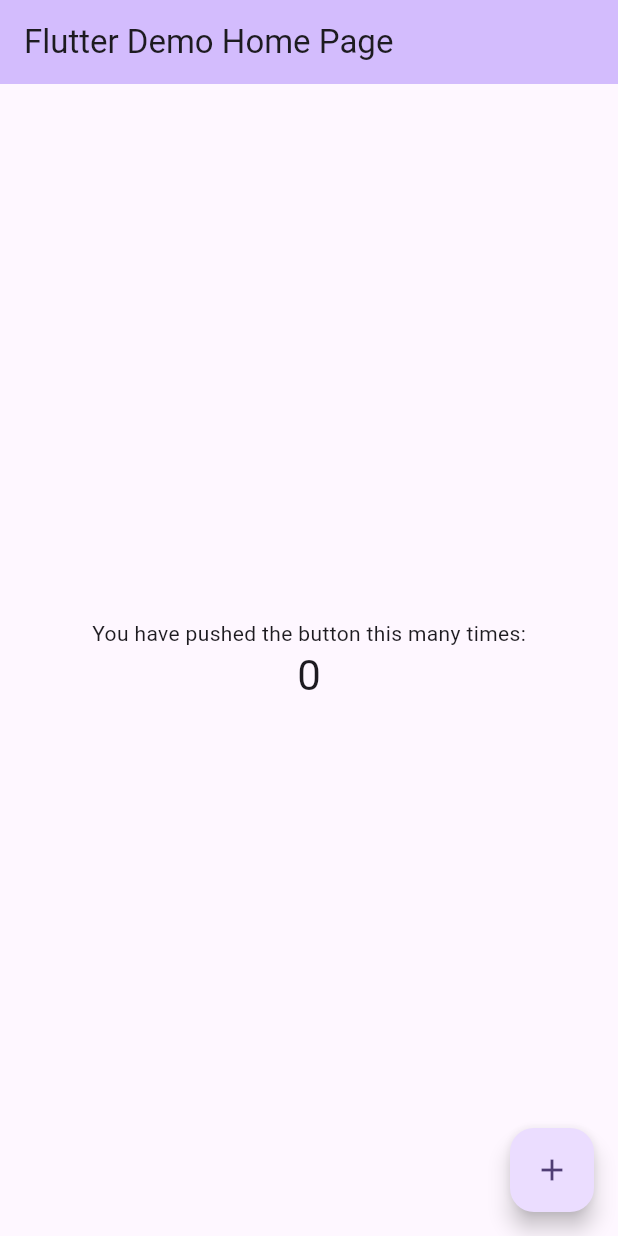
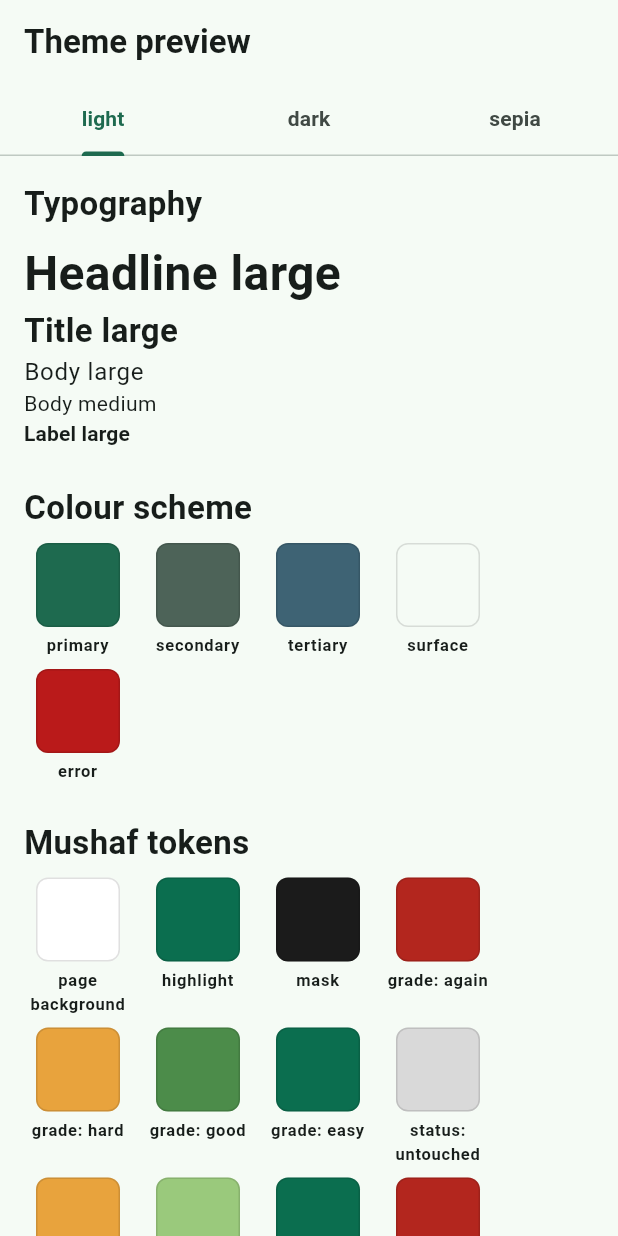
Before and after one commit to noahfares/quranApp, a Flutter app: the screen it shows after launch, on a phone screen of 412 x 824 dp. Run offline on Flutter 3.47's test engine with Material 3 defaults, Android fonts, the phone set to English and light mode, and no system bars.

Commit message:
feat(ui): design token system, three themes, preview screen (Batch 0.3)
Batch 0.3 — Design token system and theming (docs/phases/phase-0-foundation.md).

- ui/tokens/: spacing, radii, durations, typography — named semantically.
- ui/theme/color_schemes.dart: light/dark/sepia ColorSchemes from one seed
  accent colour (placeholder pick — none was specified anywhere in the
  docs; swap the one constant to change it).
- ui/theme/mushaf_theme.dart: ThemeExtension<MushafTheme> — page background,
  highlight colour/opacity, mask colour, the four FSRS grade colours, and
  the five page-status colours from the brief's status vocabulary.
- ui/theme/app_theme.dart: assembles all three into ThemeData.
- Debug-only ThemePreviewScreen (tabbed, one tab per theme), wired as the
  temporary lib/main.dart home until Batch 0.7 builds real routing.

Co-Authored-By: Claude Sonnet 5 <noreply@anthropic.com>
Claude-Session: https://claude.ai/code/session_0157sHLZxeGPuu4aWGCq7UKh

```diff
--- a/lib/main.dart
+++ b/lib/main.dart
@@ -1,122 +1,25 @@
 import 'package:flutter/material.dart';
+
+import 'ui/theme/app_theme.dart';
+import 'ui/theme/theme_preview_screen.dart';
 
 void main() {
   runApp(const MyApp());
 }
 
+/// Temporary entry point. Batch 0.7 replaces this with app/app.dart,
+/// app/router.dart, and app/bootstrap.dart. Until then, this shows the
+/// debug-only theme preview screen so Batch 0.3's design tokens are
+/// reachable and reviewable — see docs/phases/phase-0-foundation.md.
 class MyApp extends StatelessWidget {
   const MyApp({super.key});
 
-  // This widget is the root of your application.
   @override
   Widget build(BuildContext context) {
     return MaterialApp(
-      title: 'Flutter Demo',
-      theme: ThemeData(
-        // This is the theme of your application.
-        //
-        // TRY THIS: Try running your application with "flutter run". You'll see
-        // the application has a purple toolbar. Then, without quitting the app,
-        // try changing the seedColor in the colorScheme below to Colors.green
-        // and then invoke "hot reload" (save your changes or press the "hot
-        // reload" button in a Flutter-supported IDE, or press "r" if you used
-        // the command line to start the app).
-        //
-        // Notice that the counter didn't reset back to zero; the application
-        // state is not lost during the reload. To reset the state, use hot
-        // restart instead.
-        //
-        // This works for code too, not just values: Most code changes can be
-        // tested with just a hot reload.
-        colorScheme: .fromSeed(seedColor: Colors.deepPurple),
-      ),
-      home: const MyHomePage(title: 'Flutter Demo Home Page'),
+      title: 'Hifz',
+      theme: AppTheme.light,
+      home: const ThemePreviewScreen(),
     );
   }
 }
-
-class MyHomePage extends StatefulWidget {
-  const MyHomePage({super.key, required this.title});
-
-  // This widget is the home page of your application. It is stateful, meaning
-  // that it has a State object (defined below) that contains fields that affect
-  // how it looks.
-
-  // This class is the configuration for the state. It holds the values (in this
-  // case the title) provided by the parent (in this case the App widget) and
-  // used by the build method of the State. Fields in a Widget subclass are
-  // always marked "final".
-
-  final String title;
-
-  @override
-  State<MyHomePage> createState() => _MyHomePageState();
-}
-
-class _MyHomePageState extends State<MyHomePage> {
-  int _counter = 0;
-
-  void _incrementCounter() {
-    setState(() {
-      // This call to setState tells the Flutter framework that something has
-      // changed in this State, which causes it to rerun the build method below
-      // so that the display can reflect the updated values. If we changed
-      // _counter without calling setState(), then the build method would not be
-      // called again, and so nothing would appear to happen.
-      _counter++;
-    });
-  }
-
-  @override
-  Widget build(BuildContext context) {
-    // This method is rerun every time setState is called, for instance as done
-    // by the _incrementCounter method above.
-    //
-    // The Flutter framework has been optimized to make rerunning build methods
-    // fast, so that you can just rebuild anything that needs updating rather
-    // than having to individually change instances of widgets.
-    return Scaffold(
-      appBar: AppBar(
-        // TRY THIS: Try changing the color here to a specific color (to
-        // Colors.amber, perhaps?) and trigger a hot reload to see the AppBar
-        // change color while the other colors stay the same.
-        backgroundColor: Theme.of(context).colorScheme.inversePrimary,
-        // Here we take the value from the MyHomePage object that was created by
-        // the App.build method, and use it to set our appbar title.
-        title: Text(widget.title),
-      ),
-      body: Center(
-        // Center is a layout widget. It takes a single child and positions it
-        // in the middle of the parent.
-        child: Column(
-          // Column is also a layout widget. It takes a list of children and
-          // arranges them vertically. By default, it sizes itself to fit its
-          // children horizontally, and tries to be as tall as its parent.
-          //
-          // Column has various properties to control how it sizes itself and
-          // how it positions its children. Here we use mainAxisAlignment to
-          // center the children vertically; the main axis here is the vertical
-          // axis because Columns are vertical (the cross axis would be
-          // horizontal).
-          //
-          // TRY THIS: Invoke "debug painting" (choose the "Toggle Debug Paint"
-          // action in the IDE, or press "p" in the console), to see the
-          // wireframe for each widget.
-          mainAxisAlignment: .center,
-          children: [
-            const Text('You have pushed the button this many times:'),
-            Text(
-              '$_counter',
-              style: Theme.of(context).textTheme.headlineMedium,
-            ),
-          ],
-        ),
-      ),
-      floatingActionButton: FloatingActionButton(
-        onPressed: _incrementCounter,
-        tooltip: 'Increment',
-        child: const Icon(Icons.add),
-      ),
-    );
-  }
-}
--- /dev/null
+++ b/lib/ui/theme/app_theme.dart
@@ -0,0 +1,36 @@
+import 'package:flutter/material.dart';
+
+import 'color_schemes.dart';
+import 'mushaf_theme.dart';
+import '../tokens/typography.dart';
+
+/// The three theme modes the app offers. See docs/00-brief.md
+/// ("dark mode and a warm sepia reading mode").
+enum AppThemeMode { light, dark, sepia }
+
+/// Assembles a [ColorScheme], the shared [AppTypography.textTheme], and a
+/// [MushafTheme] extension into one [ThemeData] per [AppThemeMode].
+abstract final class AppTheme {
+  static ThemeData of(AppThemeMode mode) {
+    final (scheme, mushaf) = switch (mode) {
+      AppThemeMode.light => (AppColorSchemes.light, MushafTheme.light),
+      AppThemeMode.dark => (AppColorSchemes.dark, MushafTheme.dark),
+      AppThemeMode.sepia => (AppColorSchemes.sepia, MushafTheme.sepia),
+    };
+
+    return ThemeData(
+      useMaterial3: true,
+      colorScheme: scheme,
+      textTheme: AppTypography.textTheme.apply(
+        bodyColor: scheme.onSurface,
+        displayColor: scheme.onSurface,
+      ),
+      scaffoldBackgroundColor: scheme.surface,
+      extensions: [mushaf],
+    );
+  }
+
+  static ThemeData get light => of(AppThemeMode.light);
+  static ThemeData get dark => of(AppThemeMode.dark);
+  static ThemeData get sepia => of(AppThemeMode.sepia);
+}
--- /dev/null
+++ b/lib/ui/theme/color_schemes.dart
@@ -0,0 +1,34 @@
+import 'package:flutter/material.dart';
+
+/// The app's single accent colour. Every scheme below derives from this —
+/// see docs/00-brief.md ("one accent colour").
+const Color _seed = Color(0xFF0B6E4F);
+
+/// Light, dark, and sepia Material 3 [ColorScheme]s, all seeded from
+/// [_seed]. Sepia further overrides surface tones with warm paper colours,
+/// since Material's seeded generator has no "sepia" brightness.
+abstract final class AppColorSchemes {
+  static final ColorScheme light = ColorScheme.fromSeed(
+    seedColor: _seed,
+    brightness: Brightness.light,
+  );
+
+  static final ColorScheme dark = ColorScheme.fromSeed(
+    seedColor: _seed,
+    brightness: Brightness.dark,
+  );
+
+  static final ColorScheme sepia =
+      ColorScheme.fromSeed(
+        seedColor: _seed,
+        brightness: Brightness.light,
+      ).copyWith(
+        surface: const Color(0xFFF4ECD8),
+        onSurface: const Color(0xFF3E2E22),
+        surfaceContainerLowest: const Color(0xFFFAF3E4),
+        surfaceContainerLow: const Color(0xFFF7EFDD),
+        surfaceContainer: const Color(0xFFF1E7D2),
+        surfaceContainerHigh: const Color(0xFFEBDFC6),
+        surfaceContainerHighest: const Color(0xFFE4D6BA),
+      );
+}
--- /dev/null
+++ b/lib/ui/theme/mushaf_theme.dart
@@ -0,0 +1,158 @@
+import 'package:flutter/material.dart';
+
+/// Mushaf-specific tokens that don't fit Material's [ColorScheme] — page
+/// background, ayah highlighting, grade buttons, and the progress heatmap.
+/// See docs/01-architecture.md §4 and docs/00-brief.md for the vocabulary
+/// (page `status`: untouched, learning, consolidating, maintained, lapsed;
+/// review grades: Again, Hard, Good, Easy).
+@immutable
+class MushafTheme extends ThemeExtension<MushafTheme> {
+  const MushafTheme({
+    required this.pageBackground,
+    required this.highlightColor,
+    required this.highlightOpacity,
+    required this.maskColor,
+    required this.gradeAgain,
+    required this.gradeHard,
+    required this.gradeGood,
+    required this.gradeEasy,
+    required this.statusUntouched,
+    required this.statusLearning,
+    required this.statusConsolidating,
+    required this.statusMaintained,
+    required this.statusLapsed,
+  });
+
+  /// Background behind the mushaf page image/glyphs.
+  final Color pageBackground;
+
+  /// Colour used to highlight the ayah currently playing or being drilled.
+  final Color highlightColor;
+
+  /// Opacity applied to [highlightColor] when painted over the page.
+  final double highlightOpacity;
+
+  /// Colour used to mask (hide) ayahs during peek/reveal drills.
+  final Color maskColor;
+
+  final Color gradeAgain;
+  final Color gradeHard;
+  final Color gradeGood;
+  final Color gradeEasy;
+
+  final Color statusUntouched;
+  final Color statusLearning;
+  final Color statusConsolidating;
+  final Color statusMaintained;
+  final Color statusLapsed;
+
+  static const MushafTheme light = MushafTheme(
+    pageBackground: Color(0xFFFFFFFF),
+    highlightColor: Color(0xFF0B6E4F),
+    highlightOpacity: 0.18,
+    maskColor: Color(0xFF1B1B1B),
+    gradeAgain: Color(0xFFB3261E),
+    gradeHard: Color(0xFFE8A33D),
+    gradeGood: Color(0xFF4C8C4A),
+    gradeEasy: Color(0xFF0B6E4F),
+    statusUntouched: Color(0xFFD9D9D9),
+    statusLearning: Color(0xFFE8A33D),
+    statusConsolidating: Color(0xFF9AC97C),
+    statusMaintained: Color(0xFF0B6E4F),
+    statusLapsed: Color(0xFFB3261E),
+  );
+
+  static const MushafTheme dark = MushafTheme(
+    pageBackground: Color(0xFF121212),
+    highlightColor: Color(0xFF5FCB9C),
+    highlightOpacity: 0.22,
+    maskColor: Color(0xFFE6E6E6),
+    gradeAgain: Color(0xFFCF6B66),
+    gradeHard: Color(0xFFE8B968),
+    gradeGood: Color(0xFF7FB77E),
+    gradeEasy: Color(0xFF5FCB9C),
+    statusUntouched: Color(0xFF3A3A3A),
+    statusLearning: Color(0xFFE8B968),
+    statusConsolidating: Color(0xFF7FB77E),
+    statusMaintained: Color(0xFF5FCB9C),
+    statusLapsed: Color(0xFFCF6B66),
+  );
+
+  static const MushafTheme sepia = MushafTheme(
+    pageBackground: Color(0xFFF4ECD8),
+    highlightColor: Color(0xFF0B6E4F),
+    highlightOpacity: 0.16,
+    maskColor: Color(0xFF3E2E22),
+    gradeAgain: Color(0xFFA13F2E),
+    gradeHard: Color(0xFFC2842B),
+    gradeGood: Color(0xFF4C7A3E),
+    gradeEasy: Color(0xFF0B6E4F),
+    statusUntouched: Color(0xFFE0D3B3),
+    statusLearning: Color(0xFFC2842B),
+    statusConsolidating: Color(0xFF8FAE6E),
+    statusMaintained: Color(0xFF0B6E4F),
+    statusLapsed: Color(0xFFA13F2E),
+  );
+
+  @override
+  MushafTheme copyWith({
+    Color? pageBackground,
+    Color? highlightColor,
+    double? highlightOpacity,
+    Color? maskColor,
+    Color? gradeAgain,
+    Color? gradeHard,
+    Color? gradeGood,
+    Color? gradeEasy,
+    Color? statusUntouched,
+    Color? statusLearning,
+    Color? statusConsolidating,
+    Color? statusMaintained,
+    Color? statusLapsed,
+  }) {
+    return MushafTheme(
+      pageBackground: pageBackground ?? this.pageBackground,
+      highlightColor: highlightColor ?? this.highlightColor,
+      highlightOpacity: highlightOpacity ?? this.highlightOpacity,
+      maskColor: maskColor ?? this.maskColor,
+      gradeAgain: gradeAgain ?? this.gradeAgain,
+      gradeHard: gradeHard ?? this.gradeHard,
+      gradeGood: gradeGood ?? this.gradeGood,
+      gradeEasy: gradeEasy ?? this.gradeEasy,
+      statusUntouched: statusUntouched ?? this.statusUntouched,
+      statusLearning: statusLearning ?? this.statusLearning,
+      statusConsolidating: statusConsolidating ?? this.statusConsolidating,
+      statusMaintained: statusMaintained ?? this.statusMaintained,
+      statusLapsed: statusLapsed ?? this.statusLapsed,
+    );
+  }
+
+  @override
+  MushafTheme lerp(ThemeExtension<MushafTheme>? other, double t) {
+    if (other is! MushafTheme) return this;
+    return MushafTheme(
+      pageBackground: Color.lerp(pageBackground, other.pageBackground, t)!,
+      highlightColor: Color.lerp(highlightColor, other.highlightColor, t)!,
+      highlightOpacity:
+          highlightOpacity + (other.highlightOpacity - highlightOpacity) * t,
+      maskColor: Color.lerp(maskColor, other.maskColor, t)!,
+      gradeAgain: Color.lerp(gradeAgain, other.gradeAgain, t)!,
+      gradeHard: Color.lerp(gradeHard, other.gradeHard, t)!,
+      gradeGood: Color.lerp(gradeGood, other.gradeGood, t)!,
+      gradeEasy: Color.lerp(gradeEasy, other.gradeEasy, t)!,
+      statusUntouched: Color.lerp(statusUntouched, other.statusUntouched, t)!,
+      statusLearning: Color.lerp(statusLearning, other.statusLearning, t)!,
+      statusConsolidating: Color.lerp(
+        statusConsolidating,
+        other.statusConsolidating,
+        t,
+      )!,
+      statusMaintained: Color.lerp(
+        statusMaintained,
+        other.statusMaintained,
+        t,
+      )!,
+      statusLapsed: Color.lerp(statusLapsed, other.statusLapsed, t)!,
+    );
+  }
+}
--- /dev/null
+++ b/lib/ui/theme/theme_preview_screen.dart
@@ -0,0 +1,264 @@
+import 'package:flutter/material.dart';
+
+import 'app_theme.dart';
+import 'mushaf_theme.dart';
+import '../tokens/durations.dart';
+import '../tokens/radii.dart';
+import '../tokens/spacing.dart';
+import '../tokens/typography.dart';
+
+/// Debug-only screen showing every design token in every [AppThemeMode]
+/// side by side. Not part of the shipped app — see Batch 0.3 in
+/// docs/phases/phase-0-foundation.md.
+class ThemePreviewScreen extends StatelessWidget {
+  const ThemePreviewScreen({super.key});
+
+  @override
+  Widget build(BuildContext context) {
+    return DefaultTabController(
+      length: AppThemeMode.values.length,
+      child: Scaffold(
+        appBar: AppBar(
+          title: const Text('Theme preview'),
+          bottom: TabBar(
+            tabs: [
+              for (final mode in AppThemeMode.values) Tab(text: mode.name),
+            ],
+          ),
+        ),
+        body: TabBarView(
+          children: [
+            for (final mode in AppThemeMode.values) _ThemePanel(mode: mode),
+          ],
+        ),
+      ),
+    );
+  }
+}
+
+class _ThemePanel extends StatelessWidget {
+  const _ThemePanel({required this.mode});
+
+  final AppThemeMode mode;
+
+  @override
+  Widget build(BuildContext context) {
+    final theme = AppTheme.of(mode);
+    return Theme(
+      data: theme,
+      child: Container(
+        color: theme.colorScheme.surface,
+        child: ListView(
+          padding: const EdgeInsets.all(AppSpacing.pageMargin),
+          children: [
+            _Section(
+              title: 'Typography',
+              child: Column(
+                crossAxisAlignment: CrossAxisAlignment.start,
+                children: [
+                  Text(
+                    'Headline large',
+                    style: AppTypography.textTheme.headlineLarge,
+                  ),
+                  Text(
+                    'Title large',
+                    style: AppTypography.textTheme.titleLarge,
+                  ),
+                  Text('Body large', style: AppTypography.textTheme.bodyLarge),
+                  Text(
+                    'Body medium',
+                    style: AppTypography.textTheme.bodyMedium,
+                  ),
+                  Text(
+                    'Label large',
+                    style: AppTypography.textTheme.labelLarge,
+                  ),
+                ],
+              ),
+            ),
+            const SizedBox(height: AppSpacing.sectionGap),
+            _Section(
+              title: 'Colour scheme',
+              child: Wrap(
+                spacing: AppSpacing.sm,
+                runSpacing: AppSpacing.sm,
+                children: [
+                  _Swatch('primary', theme.colorScheme.primary),
+                  _Swatch('secondary', theme.colorScheme.secondary),
+                  _Swatch('tertiary', theme.colorScheme.tertiary),
+                  _Swatch('surface', theme.colorScheme.surface),
+                  _Swatch('error', theme.colorScheme.error),
+                ],
+              ),
+            ),
+            const SizedBox(height: AppSpacing.sectionGap),
+            _Section(
+              title: 'Mushaf tokens',
+              child: Builder(
+                builder: (context) {
+                  final mushaf = theme.extension<MushafTheme>()!;
+                  return Wrap(
+                    spacing: AppSpacing.sm,
+                    runSpacing: AppSpacing.sm,
+                    children: [
+                      _Swatch('page background', mushaf.pageBackground),
+                      _Swatch('highlight', mushaf.highlightColor),
+                      _Swatch('mask', mushaf.maskColor),
+                      _Swatch('grade: again', mushaf.gradeAgain),
+                      _Swatch('grade: hard', mushaf.gradeHard),
+                      _Swatch('grade: good', mushaf.gradeGood),
+                      _Swatch('grade: easy', mushaf.gradeEasy),
+                      _Swatch('status: untouched', mushaf.statusUntouched),
+                      _Swatch('status: learning', mushaf.statusLearning),
+                      _Swatch(
+                        'status: consolidating',
+                        mushaf.statusConsolidating,
+                      ),
+                      _Swatch('status: maintained', mushaf.statusMaintained),
+                      _Swatch('status: lapsed', mushaf.statusLapsed),
+                    ],
+                  );
+                },
+              ),
+            ),
+            const SizedBox(height: AppSpacing.sectionGap),
+            _Section(
+              title: 'Spacing',
+              child: Column(
+                crossAxisAlignment: CrossAxisAlignment.start,
+                children: [
+                  _SpacingBar('xs', AppSpacing.xs),
+                  _SpacingBar('sm', AppSpacing.sm),
+                  _SpacingBar('md', AppSpacing.md),
+                  _SpacingBar('lg', AppSpacing.lg),
+                  _SpacingBar('xl', AppSpacing.xl),
+                  _SpacingBar('xxl', AppSpacing.xxl),
+                ],
+              ),
+            ),
+            const SizedBox(height: AppSpacing.sectionGap),
+            _Section(
+              title: 'Radii',
+              child: Wrap(
+                spacing: AppSpacing.sm,
+                children: [
+                  _RadiusBox('sm', AppRadii.sm),
+                  _RadiusBox('md', AppRadii.md),
+                  _RadiusBox('lg', AppRadii.lg),
+                  _RadiusBox('card', AppRadii.card),
+                ],
+              ),
+            ),
+            const SizedBox(height: AppSpacing.sectionGap),
+            _Section(
+              title: 'Durations',
+              child: Text(
+                'fast ${AppDurations.fast.inMilliseconds}ms · '
+                'medium ${AppDurations.medium.inMilliseconds}ms · '
+                'slow ${AppDurations.slow.inMilliseconds}ms · '
+                'pageTransition ${AppDurations.pageTransition.inMilliseconds}ms',
+              ),
+            ),
+          ],
+        ),
+      ),
+    );
+  }
+}
+
+class _Section extends StatelessWidget {
+  const _Section({required this.title, required this.child});
+
+  final String title;
+  final Widget child;
+
+  @override
+  Widget build(BuildContext context) {
+    return Column(
+      crossAxisAlignment: CrossAxisAlignment.start,
+      children: [
+        Text(title, style: AppTypography.textTheme.titleLarge),
+        const SizedBox(height: AppSpacing.sm),
+        child,
+      ],
+    );
+  }
+}
+
+class _Swatch extends StatelessWidget {
+  const _Swatch(this.label, this.color);
+
+  final String label;
+  final Color color;
+
+  @override
+  Widget build(BuildContext context) {
+    return Column(
+      children: [
+        Container(
+          width: 56,
+          height: 56,
+          decoration: BoxDecoration(
+            color: color,
+            borderRadius: AppRadii.mdRadius,
+            border: Border.all(color: Colors.black12),
+          ),
+        ),
+        const SizedBox(height: AppSpacing.xs),
+        SizedBox(
+          width: 72,
+          child: Text(
+            label,
+            style: AppTypography.textTheme.labelSmall,
+            textAlign: TextAlign.center,
+          ),
+        ),
+      ],
+    );
+  }
+}
+
+class _SpacingBar extends StatelessWidget {
+  const _SpacingBar(this.label, this.value);
+
+  final String label;
+  final double value;
+
+  @override
+  Widget build(BuildContext context) {
+    return Padding(
+      padding: const EdgeInsets.symmetric(vertical: 2),
+      child: Row(
+        children: [
+          SizedBox(width: 40, child: Text(label)),
+          Container(height: 12, width: value, color: Colors.blueGrey),
+        ],
+      ),
+    );
+  }
+}
+
+class _RadiusBox extends StatelessWidget {
+  const _RadiusBox(this.label, this.value);
+
+  final String label;
+  final double value;
+
+  @override
+  Widget build(BuildContext context) {
+    return Column(
+      children: [
+        Container(
+          width: 48,
+          height: 48,
+          decoration: BoxDecoration(
+            color: Colors.blueGrey,
+            borderRadius: BorderRadius.circular(value),
+          ),
+        ),
+        const SizedBox(height: AppSpacing.xs),
+        Text(label, style: AppTypography.textTheme.labelSmall),
+      ],
+    );
+  }
+}
--- /dev/null
+++ b/lib/ui/tokens/durations.dart
@@ -0,0 +1,12 @@
+/// Semantic animation-duration scale.
+abstract final class AppDurations {
+  static const Duration fast = Duration(milliseconds: 100);
+  static const Duration medium = Duration(milliseconds: 200);
+  static const Duration slow = Duration(milliseconds: 350);
+
+  /// Mushaf page-to-page transitions.
+  static const Duration pageTransition = Duration(milliseconds: 300);
+
+  /// Highlight fade-in/out during ayah drills.
+  static const Duration highlightFade = Duration(milliseconds: 250);
+}
--- /dev/null
+++ b/lib/ui/tokens/radii.dart
@@ -0,0 +1,21 @@
+import 'package:flutter/widgets.dart';
+
+/// Semantic corner-radius scale.
+abstract final class AppRadii {
+  static const double sm = 4;
+  static const double md = 8;
+  static const double lg = 16;
+
+  /// Fully rounded — pills, chips, circular buttons.
+  static const double pill = 999;
+
+  /// The standard radius for card-like surfaces.
+  static const double card = 12;
+
+  static const BorderRadius smRadius = BorderRadius.all(Radius.circular(sm));
+  static const BorderRadius mdRadius = BorderRadius.all(Radius.circular(md));
+  static const BorderRadius lgRadius = BorderRadius.all(Radius.circular(lg));
+  static const BorderRadius cardRadius = BorderRadius.all(
+    Radius.circular(card),
+  );
+}
--- /dev/null
+++ b/lib/ui/tokens/spacing.dart
@@ -0,0 +1,20 @@
+/// Semantic spacing scale. Never hard-code a spacing value in `features/`
+/// or `ui/widgets/` — use one of these. See docs/01-architecture.md §10
+/// rule 4, enforced by `tool/verify_layering.dart`.
+abstract final class AppSpacing {
+  static const double xs = 4;
+  static const double sm = 8;
+  static const double md = 12;
+  static const double lg = 16;
+  static const double xl = 24;
+  static const double xxl = 32;
+
+  /// Horizontal margin from the screen edge to page content.
+  static const double pageMargin = 16;
+
+  /// Inner padding for a card-like surface.
+  static const double cardPadding = 16;
+
+  /// Vertical gap between distinct sections on a screen.
+  static const double sectionGap = 24;
+}
--- /dev/null
+++ b/lib/ui/tokens/typography.dart
@@ -0,0 +1,57 @@
+import 'package:flutter/material.dart';
+
+/// The app's type scale. Material 3's own role names (`headlineLarge`,
+/// `bodyMedium`, ...) are already semantic — this just fixes the concrete
+/// sizes/weights so every theme (light, dark, sepia) renders type
+/// consistently instead of falling back to Flutter's generic defaults.
+abstract final class AppTypography {
+  static const TextTheme textTheme = TextTheme(
+    displayLarge: TextStyle(fontSize: 57, fontWeight: FontWeight.w400),
+    displayMedium: TextStyle(fontSize: 45, fontWeight: FontWeight.w400),
+    displaySmall: TextStyle(fontSize: 36, fontWeight: FontWeight.w400),
+    headlineLarge: TextStyle(fontSize: 32, fontWeight: FontWeight.w600),
+    headlineMedium: TextStyle(fontSize: 28, fontWeight: FontWeight.w600),
+    headlineSmall: TextStyle(fontSize: 24, fontWeight: FontWeight.w600),
+    titleLarge: TextStyle(fontSize: 22, fontWeight: FontWeight.w600),
+    titleMedium: TextStyle(
+      fontSize: 16,
+      fontWeight: FontWeight.w600,
+      letterSpacing: 0.15,
+    ),
+    titleSmall: TextStyle(
+      fontSize: 14,
+      fontWeight: FontWeight.w600,
+      letterSpacing: 0.1,
+    ),
+    bodyLarge: TextStyle(
+      fontSize: 16,
+      fontWeight: FontWeight.w400,
+      letterSpacing: 0.5,
+    ),
+    bodyMedium: TextStyle(
+      fontSize: 14,
+      fontWeight: FontWeight.w400,
+      letterSpacing: 0.25,
+    ),
+    bodySmall: TextStyle(
+      fontSize: 12,
+      fontWeight: FontWeight.w400,
+      letterSpacing: 0.4,
+    ),
+    labelLarge: TextStyle(
+      fontSize: 14,
+      fontWeight: FontWeight.w600,
+      letterSpacing: 0.1,
+    ),
+    labelMedium: TextStyle(
+      fontSize: 12,
+      fontWeight: FontWeight.w600,
+      letterSpacing: 0.5,
+    ),
+    labelSmall: TextStyle(
+      fontSize: 11,
+      fontWeight: FontWeight.w600,
+      letterSpacing: 0.5,
+    ),
+  );
+}
```
Also changed, not shown: 4 other files.
